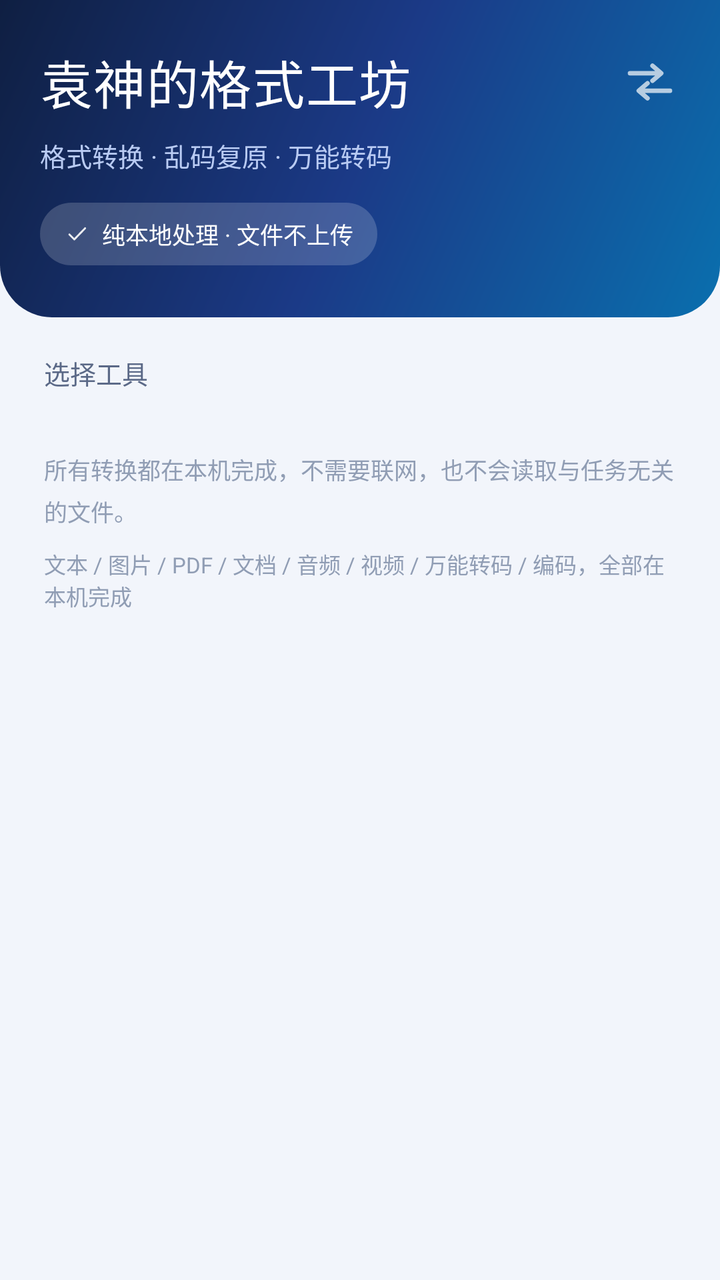
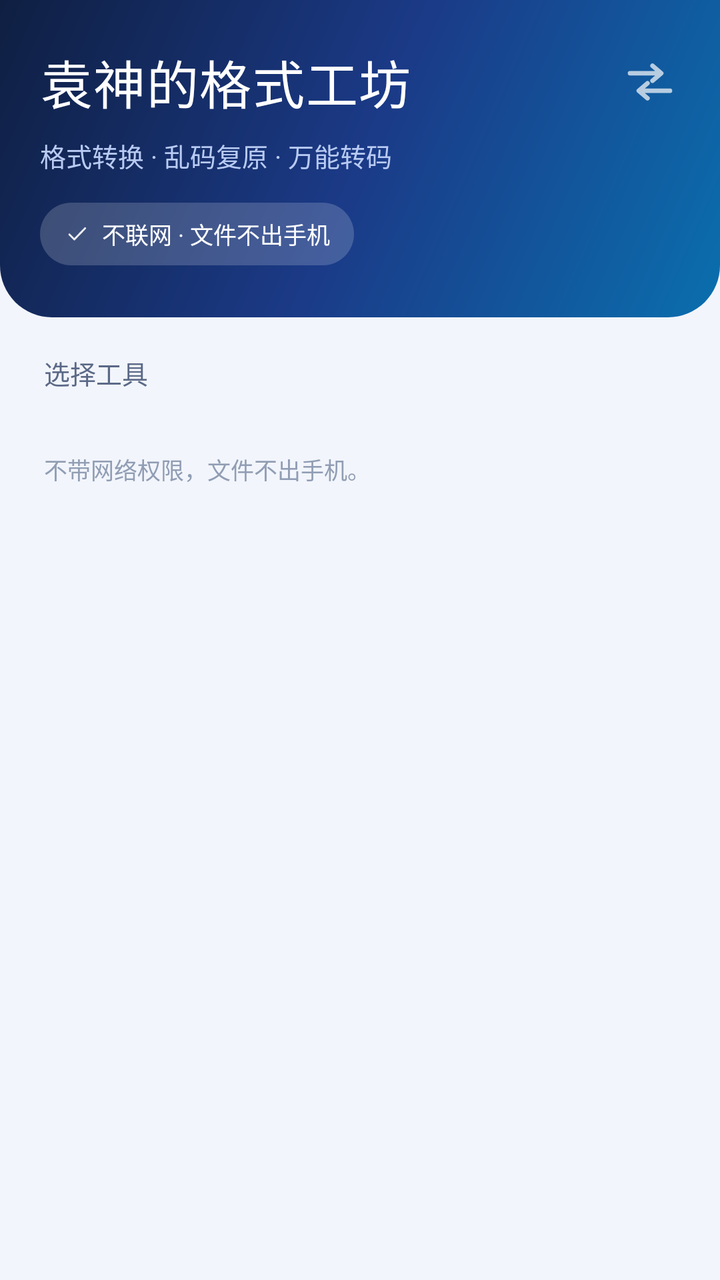

An Android layout rendered at two revisions. The XML below is the earlier revision; the diff shows what the commit changed to produce the second picture.
<!-- AndroidManifest.xml: application theme AppTheme -->
<!-- res/layout/activity_home.xml -->
<?xml version="1.0" encoding="utf-8"?>
<ScrollView xmlns:android="http://schemas.android.com/apk/res/android"
    android:layout_width="match_parent"
    android:layout_height="match_parent"
    android:background="@color/bg"
    android:fillViewport="true"
    android:scrollbars="none">

    <LinearLayout
        android:layout_width="match_parent"
        android:layout_height="wrap_content"
        android:orientation="vertical">

        <LinearLayout
            android:layout_width="match_parent"
            android:layout_height="wrap_content"
            android:background="@drawable/bg_topbar"
            android:orientation="vertical"
            android:paddingLeft="20dp"
            android:paddingTop="22dp"
            android:paddingRight="20dp"
            android:paddingBottom="26dp">

            <LinearLayout
                android:layout_width="match_parent"
                android:layout_height="wrap_content"
                android:gravity="center_vertical"
                android:orientation="horizontal">

                <TextView
                    android:layout_width="0dp"
                    android:layout_height="wrap_content"
                    android:layout_weight="1"
                    android:fontFamily="sans-serif-medium"
                    android:letterSpacing="0.02"
                    android:text="@string/app_name"
                    android:textColor="@color/white"
                    android:textSize="26sp" />

                <ImageView
                    android:layout_width="30dp"
                    android:layout_height="30dp"
                    android:alpha="0.7"
                    android:contentDescription="@null"
                    android:src="@drawable/ic_swap" />
            </LinearLayout>

            <TextView
                android:layout_width="wrap_content"
                android:layout_height="wrap_content"
                android:layout_marginTop="8dp"
                android:text="@string/app_slogan"
                android:textColor="@color/header_sub"
                android:textSize="13sp" />

            <LinearLayout
                android:layout_width="wrap_content"
                android:layout_height="wrap_content"
                android:layout_marginTop="14dp"
                android:background="@drawable/bg_pill"
                android:gravity="center_vertical"
                android:orientation="horizontal"
                android:paddingLeft="12dp"
                android:paddingTop="7dp"
                android:paddingRight="12dp"
                android:paddingBottom="7dp">

                <ImageView
                    android:layout_width="13dp"
                    android:layout_height="13dp"
                    android:alpha="0.9"
                    android:contentDescription="@null"
                    android:src="@drawable/ic_check" />

                <TextView
                    android:layout_width="wrap_content"
                    android:layout_height="wrap_content"
                    android:layout_marginStart="6dp"
                    android:text="@string/local_badge"
                    android:textColor="@color/white"
                    android:textSize="11.5sp" />
            </LinearLayout>
        </LinearLayout>

        <TextView
            android:layout_width="wrap_content"
            android:layout_height="wrap_content"
            android:layout_marginStart="22dp"
            android:layout_marginTop="18dp"
            android:fontFamily="sans-serif-medium"
            android:text="选择工具"
            android:textColor="@color/text_secondary"
            android:textSize="13sp" />

        <LinearLayout
            android:id="@+id/cardHost"
            android:layout_width="match_parent"
            android:layout_height="wrap_content"
            android:layout_marginTop="4dp"
            android:orientation="vertical"
            android:paddingLeft="16dp"
            android:paddingTop="6dp"
            android:paddingRight="16dp"
            android:paddingBottom="6dp" />

        <TextView
            android:layout_width="match_parent"
            android:layout_height="wrap_content"
            android:layout_marginLeft="22dp"
            android:layout_marginTop="14dp"
            android:layout_marginRight="22dp"
            android:lineSpacingExtra="4dp"
            android:text="@string/tip_local"
            android:textColor="@color/text_tertiary"
            android:textSize="11.5sp" />

        <TextView
            android:layout_width="match_parent"
            android:layout_height="wrap_content"
            android:layout_marginLeft="22dp"
            android:layout_marginTop="10dp"
            android:layout_marginRight="22dp"
            android:layout_marginBottom="28dp"
            android:text="文本 / 图片 / PDF / 文档 / 音频 / 视频 / 万能转码 / 编码，全部在本机完成"
            android:textColor="@color/text_tertiary"
            android:textSize="11sp" />
    </LinearLayout>
</ScrollView>
<!-- resources referenced by this layout -->
<resources>
  <color name="bg">#F2F5FB</color>
  <color name="header_sub">#B9CBF3</color>
  <color name="text_secondary">#5B6987</color>
  <color name="text_tertiary">#909DB4</color>
  <color name="white">#FFFFFF</color>
  <!-- drawable bg_pill (drawable) -->
  <?xml version="1.0" encoding="utf-8"?>
  <shape xmlns:android="http://schemas.android.com/apk/res/android" android:shape="rectangle">
      <solid android:color="#2EFFFFFF" />
      <corners android:radius="100dp" />
  </shape>
  <!-- drawable bg_topbar (drawable) -->
  <?xml version="1.0" encoding="utf-8"?>
  <shape xmlns:android="http://schemas.android.com/apk/res/android" android:shape="rectangle">
      <gradient android:angle="315" android:startColor="@color/brand_deep" android:centerColor="@color/brand_mid" android:endColor="#0A6FAE" android:type="linear" />
      <corners android:bottomLeftRadius="26dp" android:bottomRightRadius="26dp" />
  </shape>
  <!-- drawable ic_check (drawable) -->
  <?xml version="1.0" encoding="utf-8"?>
  <vector xmlns:android="http://schemas.android.com/apk/res/android"
      android:width="24dp" android:height="24dp"
      android:viewportWidth="24" android:viewportHeight="24">
      <path android:pathData="M5,12.8l4.5,4.5L19.5,7" android:strokeColor="#FFFFFF" android:strokeWidth="1.8" android:fillColor="#00000000" android:strokeLineCap="round" android:strokeLineJoin="round" />
  </vector>
  <!-- drawable ic_swap (drawable) -->
  <?xml version="1.0" encoding="utf-8"?>
  <vector xmlns:android="http://schemas.android.com/apk/res/android"
      android:width="24dp" android:height="24dp"
      android:viewportWidth="24" android:viewportHeight="24">
      <path android:pathData="M4,8.5h12M13,5.5l3.5,3 -3.5,3M20,15.5H8M11,12.5l-3.5,3 3.5,3" android:strokeColor="#FFFFFF" android:strokeWidth="1.8" android:fillColor="#00000000" android:strokeLineCap="round" android:strokeLineJoin="round" />
  </vector>
  <string name="app_name">袁神的格式工坊</string>
  <string name="app_slogan">格式转换 · 乱码复原 · 万能转码</string>
  <string name="local_badge">纯本地处理 · 文件不上传</string>
  <string name="tip_local">所有转换都在本机完成，不需要联网，也不会读取与任务无关的文件。</string>
  <style name="AppTheme" parent="@android:style/Theme.Material.Light.NoActionBar">
          <item name="android:windowBackground">@color/bg</item>
          <item name="android:colorAccent">@color/brand</item>
          <item name="android:colorPrimary">@color/brand_mid</item>
          <item name="android:statusBarColor">@color/brand_deep</item>
          <item name="android:navigationBarColor">@color/surface</item>
          <item name="android:windowLightStatusBar">false</item>
          <item name="android:windowLightNavigationBar">true</item>
          <item name="android:forceDarkAllowed">false</item>
          <item name="android:textColorPrimary">@color/text_primary</item>
          <item name="android:textColorSecondary">@color/text_secondary</item>
          <item name="android:textColorHint">@color/text_tertiary</item>
          <item name="android:windowActionModeOverlay">true</item>
      </style>
  <color name="brand_deep">#0F1F42</color>
  <color name="brand_mid">#1B3A87</color>
  <color name="brand">#2563EB</color>
  <color name="surface">#FFFFFF</color>
  <color name="text_primary">#0E1729</color>
</resources>

<!-- the commit's change to res/layout/activity_home.xml (unified diff, before → after) -->
@@ -109,20 +109,10 @@
             android:layout_marginLeft="22dp"
             android:layout_marginTop="14dp"
             android:layout_marginRight="22dp"
+            android:layout_marginBottom="28dp"
             android:lineSpacingExtra="4dp"
             android:text="@string/tip_local"
             android:textColor="@color/text_tertiary"
             android:textSize="11.5sp" />
-
-        <TextView
-            android:layout_width="match_parent"
-            android:layout_height="wrap_content"
-            android:layout_marginLeft="22dp"
-            android:layout_marginTop="10dp"
-            android:layout_marginRight="22dp"
-            android:layout_marginBottom="28dp"
-            android:text="文本 / 图片 / PDF / 文档 / 音频 / 视频 / 万能转码 / 编码，全部在本机完成"
-            android:textColor="@color/text_tertiary"
-            android:textSize="11sp" />
     </LinearLayout>
 </ScrollView>
<!-- resource entries referenced after the edit -->
@@ -33,8 +33,8 @@
   </vector>
   <string name="app_name">袁神的格式工坊</string>
   <string name="app_slogan">格式转换 · 乱码复原 · 万能转码</string>
-  <string name="local_badge">纯本地处理 · 文件不上传</string>
-  <string name="tip_local">所有转换都在本机完成，不需要联网，也不会读取与任务无关的文件。</string>
+  <string name="local_badge">不联网 · 文件不出手机</string>
+  <string name="tip_local">不带网络权限，文件不出手机。</string>
   <style name="AppTheme" parent="@android:style/Theme.Material.Light.NoActionBar">
           <item name="android:windowBackground">@color/bg</item>
           <item name="android:colorAccent">@color/brand</item>
